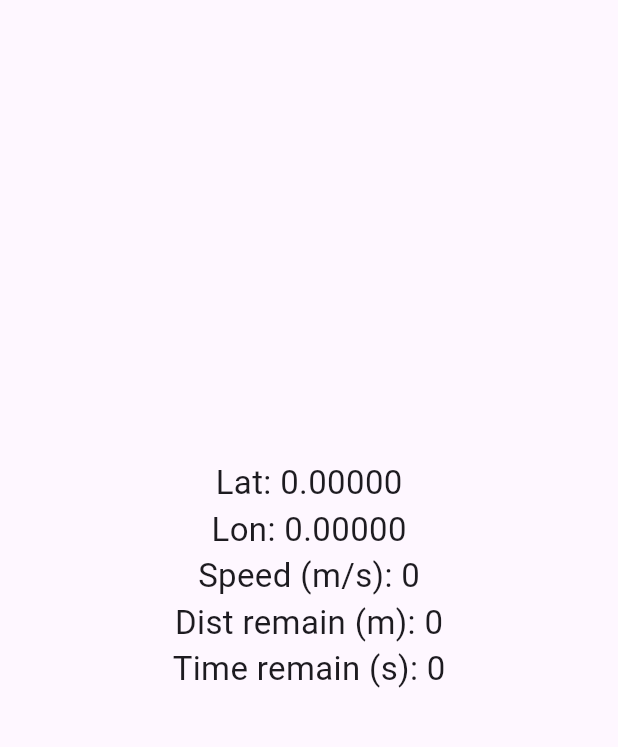
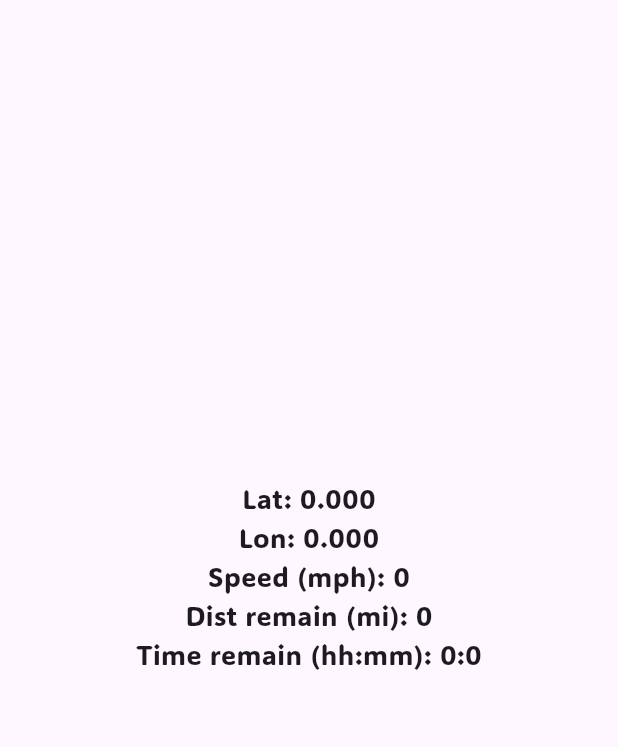
Before and after one commit to mjw1200/ETAPro, a Flutter app: the screen it shows after launch, on a phone screen of 412 x 824 dp, the part 84-831 px from its top. Run offline on Flutter 3.47's test engine with Material 2 defaults, Android fonts, the phone set to English and light mode, and no system bars; our stand-ins replace geolocator, google_maps_flutter; missing offline and left inert: google_maps_routes.

Commit message:
3 decimal speed accuracy, conversion to freedom units

```diff
--- a/lib/location.dart
+++ b/lib/location.dart
@@ -26,30 +26,35 @@ class LocationState extends State<Location> {
 
   @override
   Widget build(BuildContext context) {
-    const TextStyle style = TextStyle(fontSize: 22);
-    var timeRemain = _dist / _speed;
+    const TextStyle style = TextStyle(fontSize: 18, fontFamily: 'Adlam');
+    var milesDistance = (_dist * 0.000621371).round();
+    var mphSpeed = (_speed * 2.23694).round();
+
+    var secondsRemain = (_dist / _speed).round();
+    var minuteRemain = ((secondsRemain % 3600) / 60).round();
+    var hourRemain = (secondsRemain / 3600).round();
 
     return Column(
       mainAxisAlignment: MainAxisAlignment.start,
       children: [
         Text(
-          'Lat: ${_lat.toStringAsFixed(5)}',
+          'Lat: ${_lat.toStringAsFixed(3)}',
           style: style,
         ),
         Text(
-          'Lon: ${_lon.toStringAsFixed(5)}',
+          'Lon: ${_lon.toStringAsFixed(3)}',
           style: style,
         ),
         Text(
-          'Speed (m/s): ${_speed.toStringAsFixed(0)}',
+          'Speed (mph): ${mphSpeed.toStringAsFixed(0)}',
           style: style,
         ),
         Text(
-          'Dist remain (m): ${_dist.toStringAsFixed(0)}',
+          'Dist remain (mi): ${milesDistance.toStringAsFixed(0)}',
           style: style,
         ),
         Text(
-          'Time remain (s): ${timeRemain.toStringAsFixed(0)}',
+          'Time remain (hh:mm): ${hourRemain.round()}:${minuteRemain.round()}',
           style: style,
         )
       ],
@@ -74,7 +79,7 @@ class LocationState extends State<Location> {
     ];
 
     DistanceCalculator distanceCalculator = DistanceCalculator();
-    var distString = distanceCalculator.calculateRouteDistance(points, decimals: 1);
+    var distString = distanceCalculator.calculateRouteDistance(points, decimals: 3);
     _dist = double.parse(distString.substring(0, distString.length - 3)) * 1000; // distString is in km; we want meters
 
     setState(() {});
```
